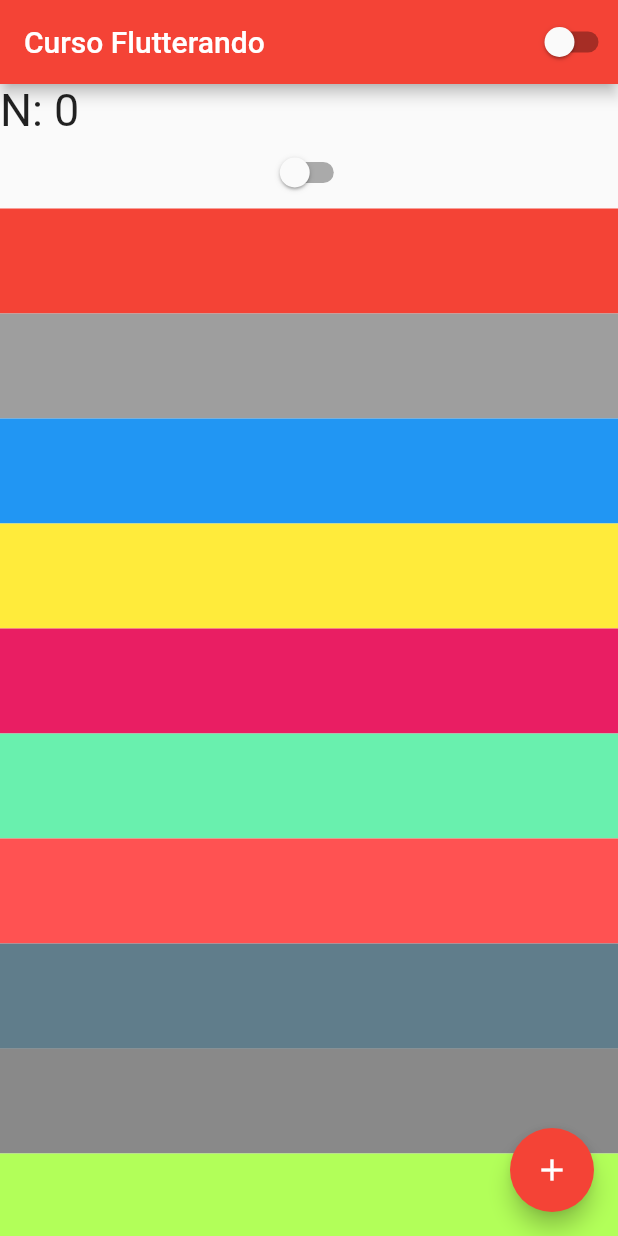
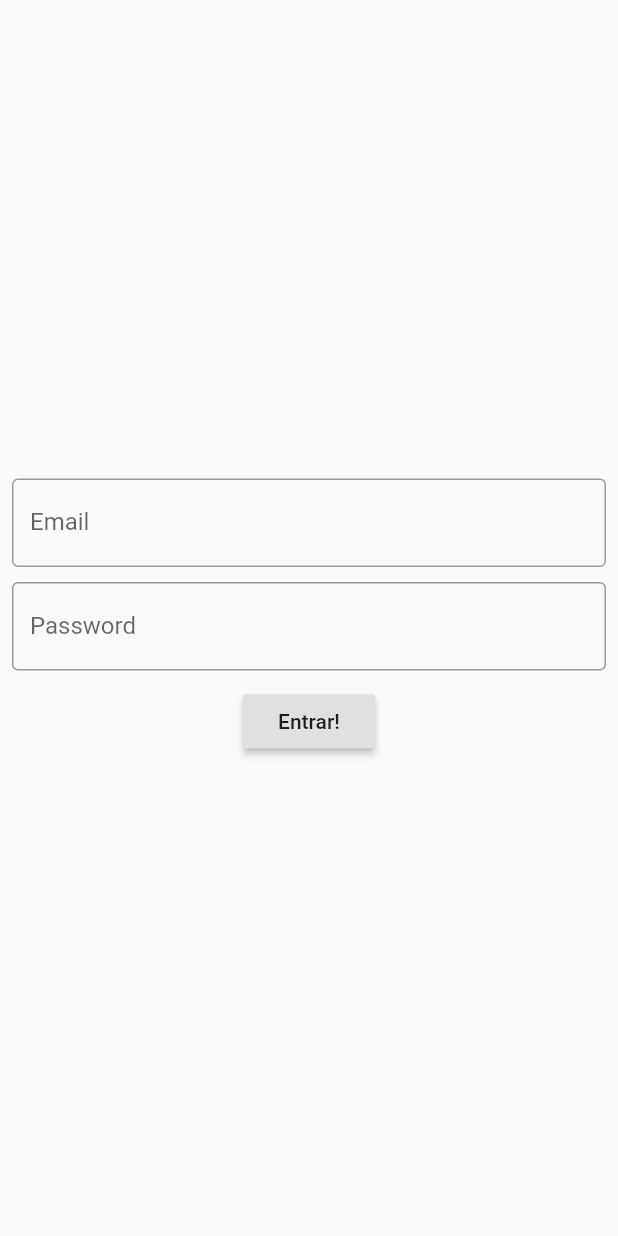
Before and after one commit to LucianoFraga27/Flutter-CursoFlutterando, a Flutter app: the screen it shows after launch, on a phone screen of 412 x 824 dp. Run offline on Flutter 3.47's test engine with Material 2 defaults, Android fonts, the phone set to English and light mode, and no system bars.

Commit message:
TextField - Formulários

```diff
--- a/lib/home_page.dart
+++ b/lib/home_page.dart
@@ -20,26 +20,19 @@ class HomePageState extends State<HomePage> {
         body: Container(
           width: double.infinity,
           height: double.infinity,
-          child: ListView(
-            scrollDirection: Axis.vertical,
-              //mainAxisAlignment: MainAxisAlignment.center, children: [
-            children: [
+          child: Column(
+
+            mainAxisAlignment: MainAxisAlignment.center,
+
+              children: [
               Text(
                 'N: $counter',
                 style: TextStyle(fontSize: 30),
               ),
             CustomSwitcher(),
+
             // ----
-            Container(height: 70, color: Colors.red),
-            Container(height: 70, color: Colors.grey),
-            Container(height: 70, color: Colors.blue),
-            Container(height: 70, color: Colors.yellow),
-            Container(height: 70, color: Colors.pink),
-            Container(height: 70, color: Colors.greenAccent),
-            Container(height: 70, color: Colors.redAccent),
-            Container(height: 70, color: Colors.blueGrey),
-            Container(height: 70, color: Colors.black45),
-            Container(height: 70, color: Colors.lightGreenAccent),
+            Container(height: 10),
             // ----
 
             Row(
--- /dev/null
+++ b/lib/login_pag.dart
@@ -0,0 +1,65 @@
+import 'package:flutter/material.dart';
+
+class LoginPage extends StatefulWidget {
+  const LoginPage({Key? key}) : super(key: key);
+
+  @override
+  State<LoginPage> createState() => _LoginPageState();
+}
+
+class _LoginPageState extends State<LoginPage> {
+
+  String email = "";
+  String password = "";
+
+
+  @override
+  Widget build(BuildContext context) {
+    return Scaffold(
+      body: SizedBox(
+          width: MediaQuery.of(context).size.width,
+          height: MediaQuery.of(context).size.height,
+          child: Padding(
+            padding: const EdgeInsets.all(8.0),
+            child: Column(
+              mainAxisAlignment: MainAxisAlignment.center,
+              children: [
+                TextField(
+                  onChanged: (text){
+                    email = text;
+                  },
+                  keyboardType: TextInputType.emailAddress,
+                  decoration: InputDecoration(
+                      labelText: "Email",
+                      border: OutlineInputBorder()
+                  ),
+                ),
+                Container(height: 10),
+                TextField(
+                  onChanged: (text){
+                    password = text;
+                  },
+                  obscureText: true,
+                  decoration: InputDecoration(
+                      labelText: "Password",
+                      border: OutlineInputBorder()
+                  ),
+                ),
+                Container(height: 10),
+                RaisedButton(onPressed: () {
+                  if (email == 'luciano@gmail.com' && password == '123'){
+                    print("correto");
+                  } else {
+                    print("incorreto");
+                  }
+
+                },
+                child: Text("Entrar!"))
+              ],
+            ),
+          ),
+        ),
+      );
+
+  }
+}
--- a/lib/main.dart
+++ b/lib/main.dart
@@ -1,3 +1,4 @@
+import 'package:curso02_flutter/login_pag.dart';
 import 'package:flutter/material.dart';
 import 'app_controller.dart';
 import 'home_page.dart';
@@ -20,7 +21,7 @@ class MyApp extends StatelessWidget {
               primarySwatch: Colors.red,
               brightness: AppController.instance.isDarkTheme ? Brightness.dark: Brightness.light
           ),
-          home: HomePage(),
+          home: LoginPage(),
         );
       },);
   }
```
Also changed, not shown: 1 other file.
